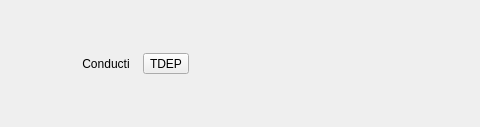
Above: tabs/tools.ui from piti-diablotin/qAgate before the change; both pictures show x 0 to 480 and y 0 to 127 of the 710 by 127 pixel window. Below: the same form after it.
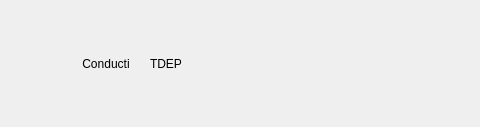
That is the form after the change. Icons and pictures are not drawn.

Diff of the .ui file:
```diff
--- a/tabs/tools.ui
+++ b/tabs/tools.ui
@@ -108,6 +108,9 @@
        <height>50</height>
       </size>
      </property>
+     <property name="autoRaise">
+      <bool>true</bool>
+     </property>
     </widget>
    </item>
    <item>
```
Left out of the diff: 6 changed lines with no effect on the pictures.
